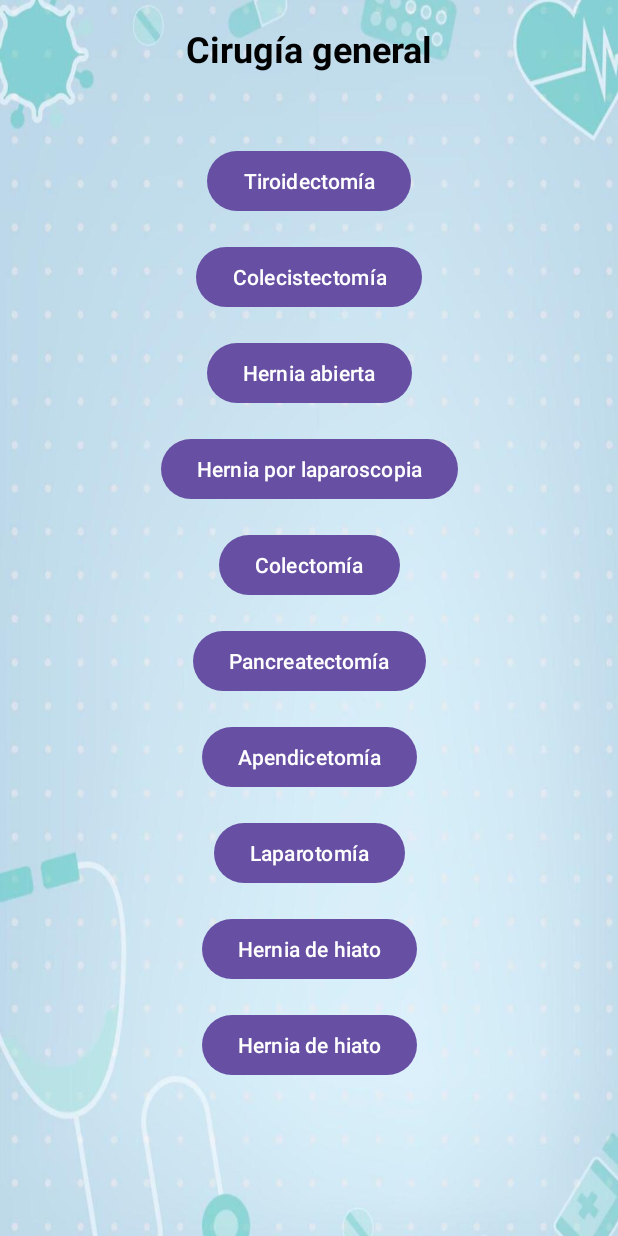
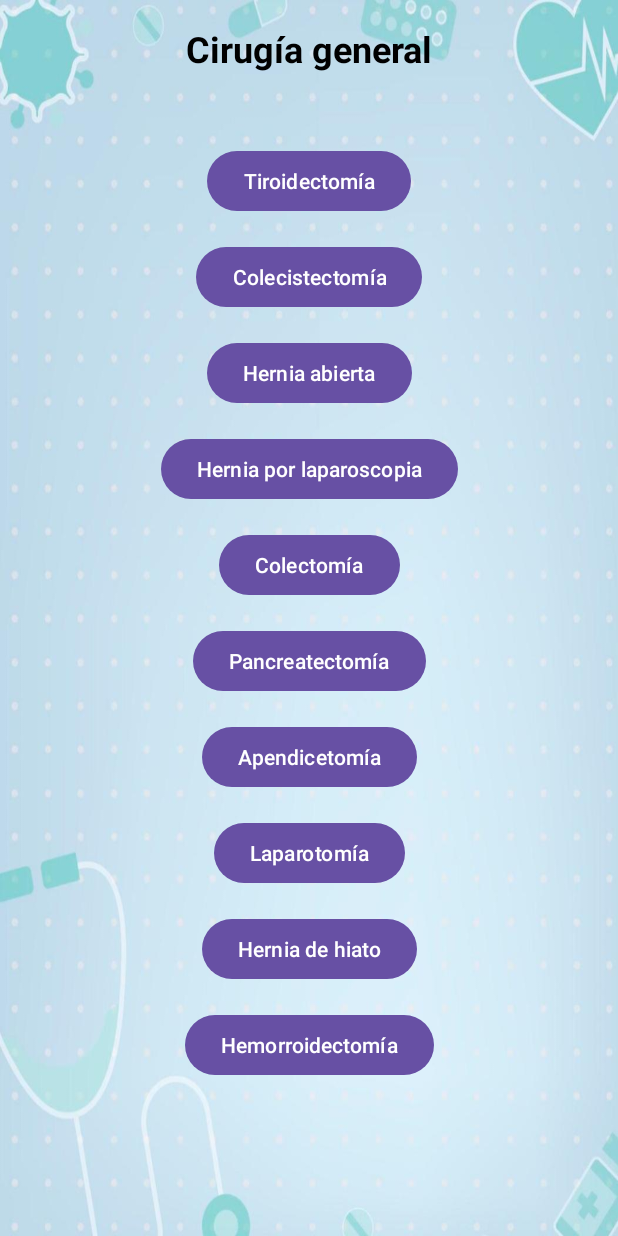
Before and after one commit to CifuX40/Quirofano, an Android app: the CirugiaGeneralActivity screen opened directly, with no data from a screen before it, on a phone screen of 412 x 824 dp. Run offline under Robolectric (Android 15) with nearby library versions, the light colour scheme and no system bars.

```diff
--- a/app/src/main/res/layout/cirugia_general.xml
+++ b/app/src/main/res/layout/cirugia_general.xml
@@ -115,7 +115,7 @@
         android:layout_width="wrap_content"
         android:layout_height="wrap_content"
         android:layout_marginTop="16dp"
-        android:text="Hernia de hiato"
+        android:text="Hemorroidectomía"
         app:layout_constraintEnd_toEndOf="parent"
         app:layout_constraintStart_toStartOf="parent"
         app:layout_constraintTop_toBottomOf="@id/button9" />
```
